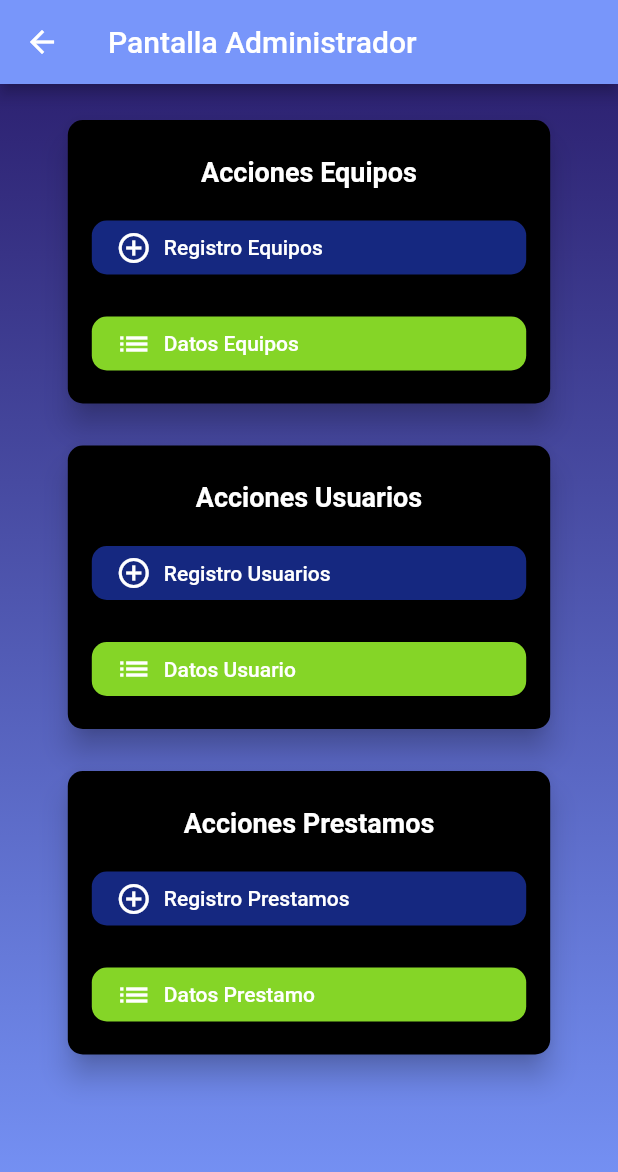
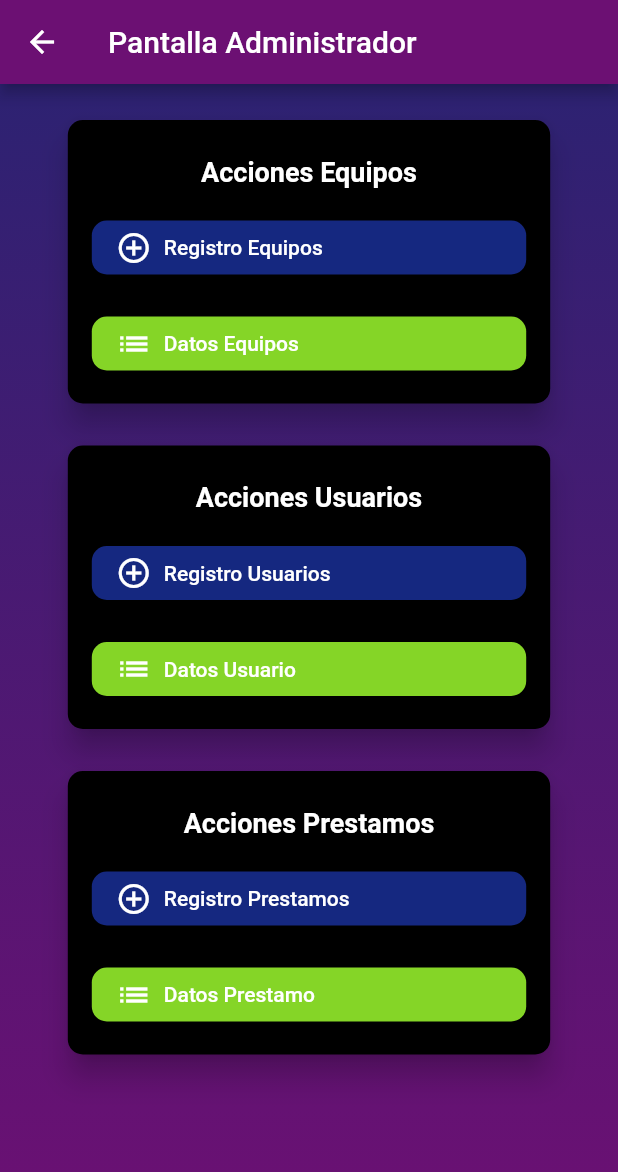
Before and after one commit to Dan2001afk/ICED_Flutter, a Flutter app: the Principal screen opened directly, on a phone screen of 412 x 824 dp. Shown: the top 1172 px of the screen. Run offline on Flutter 3.47's test engine with Material 2 defaults, Android fonts, the phone set to English and light mode, and no system bars; our stand-ins replace fluttertoast, lottie.

Commit message:
cambios de color

```diff
--- a/lib/Figuras/IconoLogin.dart
+++ b/lib/Figuras/IconoLogin.dart
@@ -11,7 +11,7 @@ class figura_principal extends StatelessWidget {
         //border:  Border.all(color: Colors.white, width: 2),
           shape: BoxShape.circle),
       child: const Icon(Icons.adb_rounded,
-          color: Colors.deepPurple,size: 150),
+          color: Colors.deepPurple,size: 190),
     );
   }
 
--- a/lib/PantallasAdmin/DatosPrestamos.dart
+++ b/lib/PantallasAdmin/DatosPrestamos.dart
@@ -16,6 +16,7 @@ class ConsultarPrestamosApi extends StatefulWidget {
 class _ConsultarPrestamosApiState extends State<ConsultarPrestamosApi> {
   List<dynamic> DatosPrestamos = [];
   TextEditingController prestamoIdController = TextEditingController();
+
 
   Future<void> ConsultarDatosPrestamos() async {
     final url = Uri.parse("http://10.190.82.220/ListarPrestamos");
--- a/lib/PantallasAdmin/PrincipalAdmin.dart
+++ b/lib/PantallasAdmin/PrincipalAdmin.dart
@@ -28,7 +28,7 @@ class _PrincipalState extends State<Principal> {
         iconTheme: IconThemeData(
           color: Colors.white, // Cambia este color según tus preferencias para el icono
         ),
-        backgroundColor: Color(0xFF7896FA),
+        backgroundColor: Color(0xFF6C1073),
       ),
 
       body: DecoratedBox(
@@ -36,7 +36,7 @@ class _PrincipalState extends State<Principal> {
           gradient: LinearGradient(
             begin: Alignment.topCenter,
             end: Alignment.bottomCenter,
-            colors: [Color(0xFF2D2272), Color(0xFF7896FA)],
+            colors: [Color(0xFF2D2272), Color(0xFF6C1073)],
           ),
         ),
         child: Center(
```
